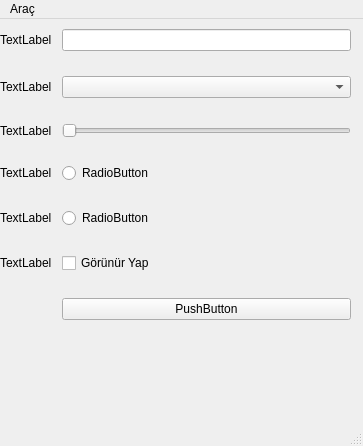
This is GUI/ilk.ui in ibrahimediz/Python15Desktop as Qt 5 draws it before an edit. The edited form follows.
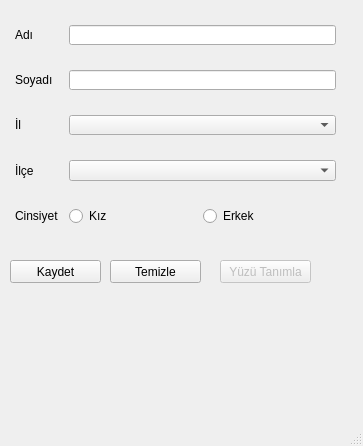
This is the edited form.

```diff
--- a/GUI/ilk.ui
+++ b/GUI/ilk.ui
@@ -20,7 +20,7 @@
       <x>0</x>
       <y>10</y>
       <width>351</width>
-      <height>391</height>
+      <height>231</height>
      </rect>
     </property>
     <layout class="QFormLayout" name="formLayout">
@@ -30,10 +30,22 @@
      <property name="verticalSpacing">
       <number>25</number>
      </property>
+     <property name="leftMargin">
+      <number>15</number>
+     </property>
+     <property name="topMargin">
+      <number>15</number>
+     </property>
+     <property name="rightMargin">
+      <number>15</number>
+     </property>
+     <property name="bottomMargin">
+      <number>15</number>
+     </property>
      <item row="0" column="0">
       <widget class="QLabel" name="lbl1">
        <property name="text">
-        <string>TextLabel</string>
+        <string>Adı</string>
        </property>
       </widget>
      </item>
@@ -47,84 +59,102 @@
      <item row="1" column="0">
       <widget class="QLabel" name="lbl2">
        <property name="text">
-        <string>TextLabel</string>
+        <string>Soyadı</string>
        </property>
       </widget>
      </item>
-     <item row="1" column="1">
-      <widget class="QComboBox" name="cmb1"/>
-     </item>
      <item row="2" column="0">
       <widget class="QLabel" name="lbl3">
        <property name="text">
-        <string>TextLabel</string>
-       </property>
-      </widget>
-     </item>
-     <item row="2" column="1">
-      <widget class="QSlider" name="horse1">
-       <property name="orientation">
-        <enum>Qt::Horizontal</enum>
+        <string>İl</string>
        </property>
       </widget>
      </item>
      <item row="3" column="0">
       <widget class="QLabel" name="lbl4">
        <property name="text">
-        <string>TextLabel</string>
-       </property>
-      </widget>
-     </item>
-     <item row="3" column="1">
-      <widget class="QRadioButton" name="rdb1">
-       <property name="text">
-        <string>RadioButton</string>
-       </property>
-       <property name="checkable">
-        <bool>false</bool>
-       </property>
-       <property name="checked">
-        <bool>false</bool>
-       </property>
-      </widget>
-     </item>
-     <item row="4" column="1">
-      <widget class="QRadioButton" name="rdb2">
-       <property name="text">
-        <string>RadioButton</string>
+        <string>İlçe</string>
        </property>
       </widget>
      </item>
      <item row="4" column="0">
       <widget class="QLabel" name="lbl5">
        <property name="text">
-        <string>TextLabel</string>
+        <string>Cinsiyet</string>
        </property>
       </widget>
      </item>
-     <item row="5" column="0">
-      <widget class="QLabel" name="lbl6">
-       <property name="text">
-        <string>TextLabel</string>
-       </property>
-      </widget>
+     <item row="1" column="1">
+      <widget class="QLineEdit" name="txtSoyadi"/>
      </item>
-     <item row="5" column="1">
-      <widget class="QCheckBox" name="chck1">
-       <property name="text">
-        <string>Görünür Yap</string>
-       </property>
-      </widget>
+     <item row="2" column="1">
+      <widget class="QComboBox" name="cmbIL"/>
      </item>
-     <item row="6" column="1">
-      <widget class="QPushButton" name="but1">
-       <property name="text">
-        <string>PushButton</string>
-       </property>
-      </widget>
+     <item row="3" column="1">
+      <widget class="QComboBox" name="cmbILCE"/>
+     </item>
+     <item row="4" column="1">
+      <layout class="QHBoxLayout" name="horizontalLayout">
+       <item>
+        <widget class="QRadioButton" name="rdbKiz">
+         <property name="text">
+          <string>Kız</string>
+         </property>
+        </widget>
+       </item>
+       <item>
+        <widget class="QRadioButton" name="rdbErkek">
+         <property name="text">
+          <string>Erkek</string>
+         </property>
+        </widget>
+       </item>
+      </layout>
      </item>
     </layout>
    </widget>
+   <widget class="QPushButton" name="btKaydet">
+    <property name="geometry">
+     <rect>
+      <x>10</x>
+      <y>260</y>
+      <width>91</width>
+      <height>23</height>
+     </rect>
+    </property>
+    <property name="text">
+     <string>Kaydet</string>
+    </property>
+   </widget>
+   <widget class="QPushButton" name="btTemizle">
+    <property name="geometry">
+     <rect>
+      <x>110</x>
+      <y>260</y>
+      <width>91</width>
+      <height>23</height>
+     </rect>
+    </property>
+    <property name="text">
+     <string>Temizle</string>
+    </property>
+   </widget>
+   <widget class="QPushButton" name="btKamera">
+    <property name="enabled">
+     <bool>false</bool>
+    </property>
+    <property name="geometry">
+     <rect>
+      <x>220</x>
+      <y>260</y>
+      <width>91</width>
+      <height>23</height>
+     </rect>
+    </property>
+    <property name="text">
+     <string>Yüzü Tanımla</string>
+    </property>
+   </widget>
   </widget>
   <widget class="QMenuBar" name="menubar">
    <property name="geometry">
@@ -135,13 +165,6 @@
      <height>18</height>
     </rect>
    </property>
-   <widget class="QMenu" name="menuAra">
-    <property name="title">
-     <string>Araç</string>
-    </property>
-    <addaction name="actionTemizle"/>
-   </widget>
-   <addaction name="menuAra"/>
   </widget>
   <widget class="QStatusBar" name="statusbar"/>
   <action name="actionTemizle">
```
Left out of the diff: 2 changed lines with no effect on the pictures.
